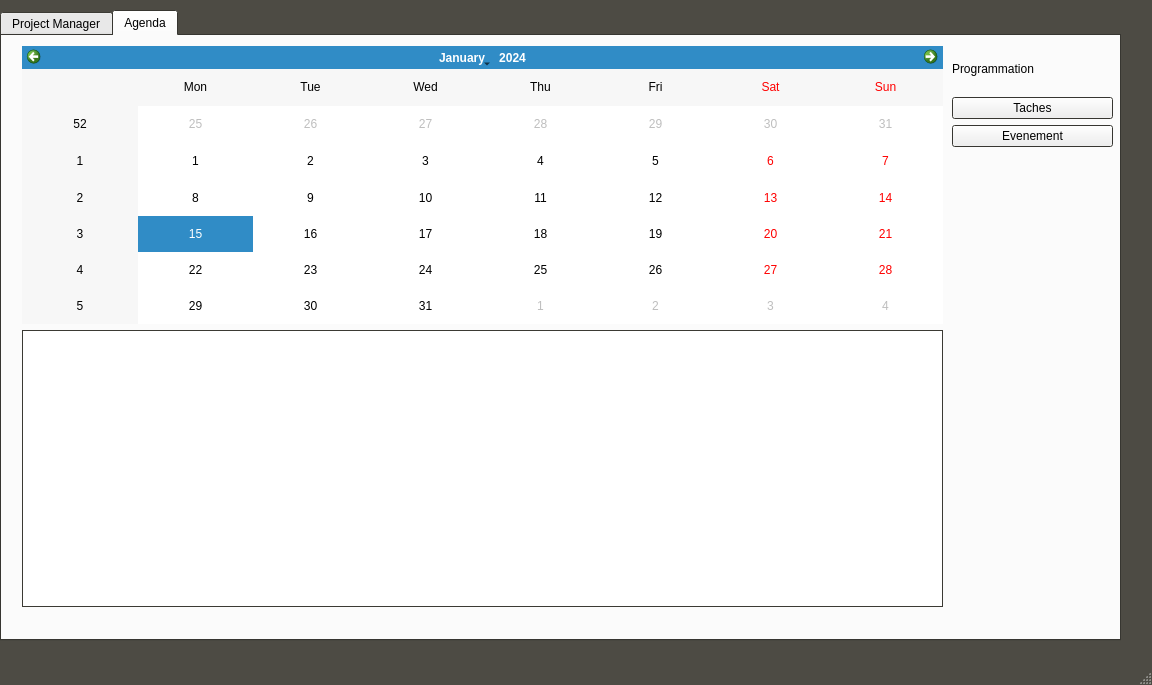
Above: ProjectCalendar/mainwindow.ui from pzins/ProjectCalendar_LO21 before the change. Below: the same form after it.
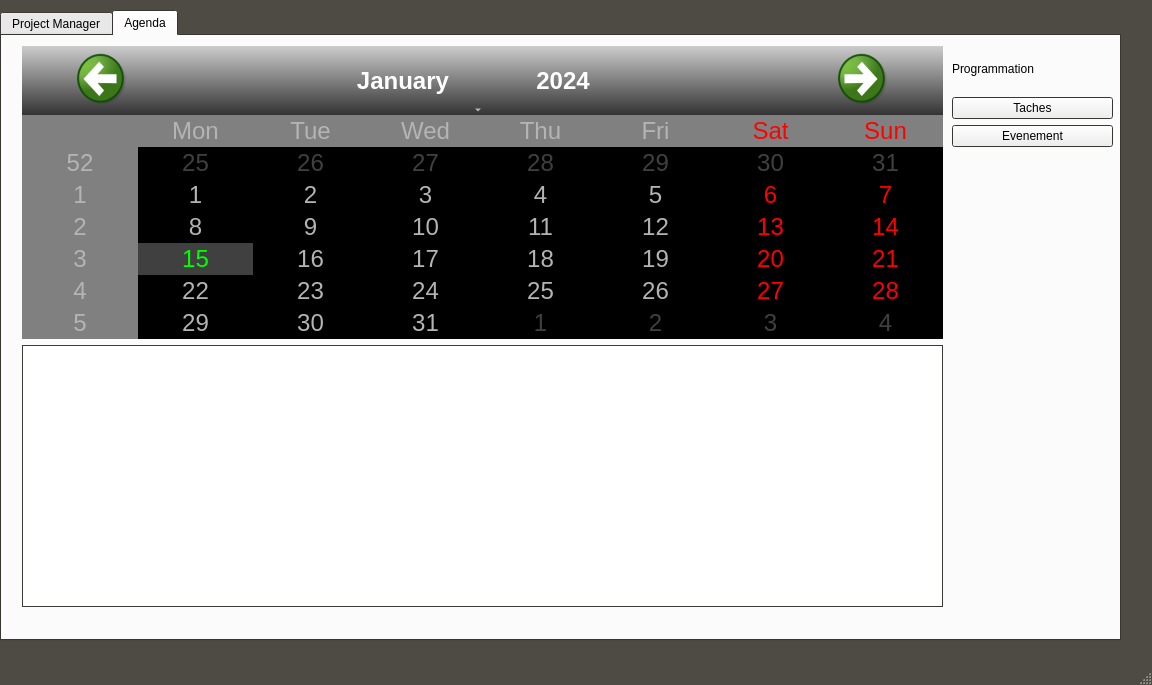
That is the form after the change. The open tabs and pages were chosen to show the change. Icons and pictures are not drawn.

The edit to the form file:
```diff
--- a/ProjectCalendar/mainwindow.ui
+++ b/ProjectCalendar/mainwindow.ui
@@ -864,7 +864,54 @@
       </property>
       <layout class="QGridLayout" name="gridLayout">
        <item row="1" column="1">
-        <widget class="QCalendarWidget" name="calendarWidget"/>
+        <widget class="QCalendarWidget" name="calendarWidget">
+         <property name="styleSheet">
+          <string notr="true">QCalendarWidget QWidget#qt_calendar_navigationbar { background-color: qlineargradient(x1:0, y1:0, x2:0, y2:1, stop: 0 #cccccc, stop: 1 #333333); }
+QCalendarWidget QToolButton {
+	height: 60px;
+	width: 150px;
+	color: white;
+	font-size: 24px;
+	icon-size: 56px, 56px;
+	background-color: qlineargradient(x1:0, y1:0, x2:0, y2:1, stop: 0 #cccccc, stop: 1 #333333);
+}
+QCalendarWidget QMenu {
+	width: 150px;
+	left: 20px;
+	color: white;
+	font-size: 18px;
+	background-color: rgb(100, 100, 100);
+}
+QCalendarWidget QSpinBox { 
+	width: 150px; 
+	font-size:24px; 
+	color: white; 
+	background-color: qlineargradient(x1:0, y1:0, x2:0, y2:1, stop: 0 #cccccc, stop: 1 #333333); 
+	selection-background-color: rgb(136, 136, 136);
+	selection-color: rgb(255, 255, 255);
+}
+QCalendarWidget QSpinBox::up-button { subcontrol-origin: border;  subcontrol-position: top right;  width:65px; }
+QCalendarWidget QSpinBox::down-button {subcontrol-origin: border; subcontrol-position: bottom right;  width:65px;}
+QCalendarWidget QSpinBox::up-arrow { width:56px;  height:56px; }
+QCalendarWidget QSpinBox::down-arrow { width:56px;  height:56px; }
+ 
+/* header row */
+QCalendarWidget QWidget { alternate-background-color: rgb(128, 128, 128); }
+ 
+/* normal days */
+QCalendarWidget QAbstractItemView:enabled 
+{
+	font-size:24px;  
+	color: rgb(180, 180, 180);  
+	background-color: black;  
+	selection-background-color: rgb(64, 64, 64); 
+	selection-color: rgb(0, 255, 0); 
+}
+ 
+/* days in other months */
+QCalendarWidget QAbstractItemView:disabled { color: rgb(64, 64, 64); }</string>
+         </property>
+        </widget>
        </item>
        <item row="2" column="1">
         <widget class="QTableWidget" name="tableWidget"/>
```
Left out of the diff: 47 changed lines with no effect on the pictures.
